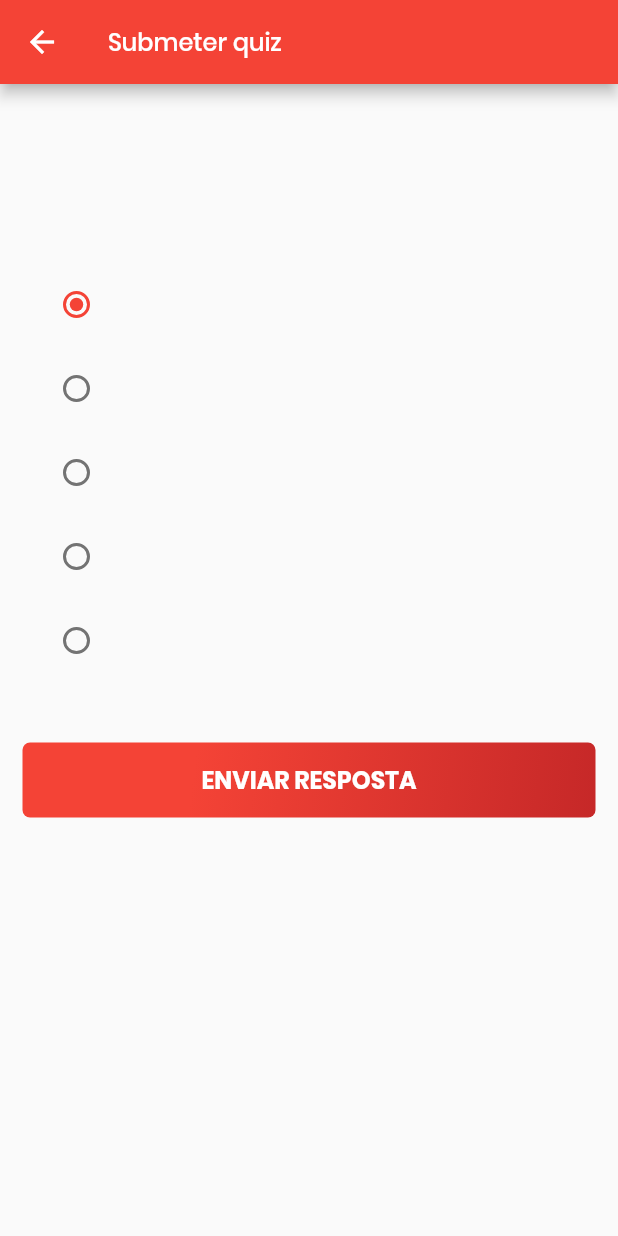
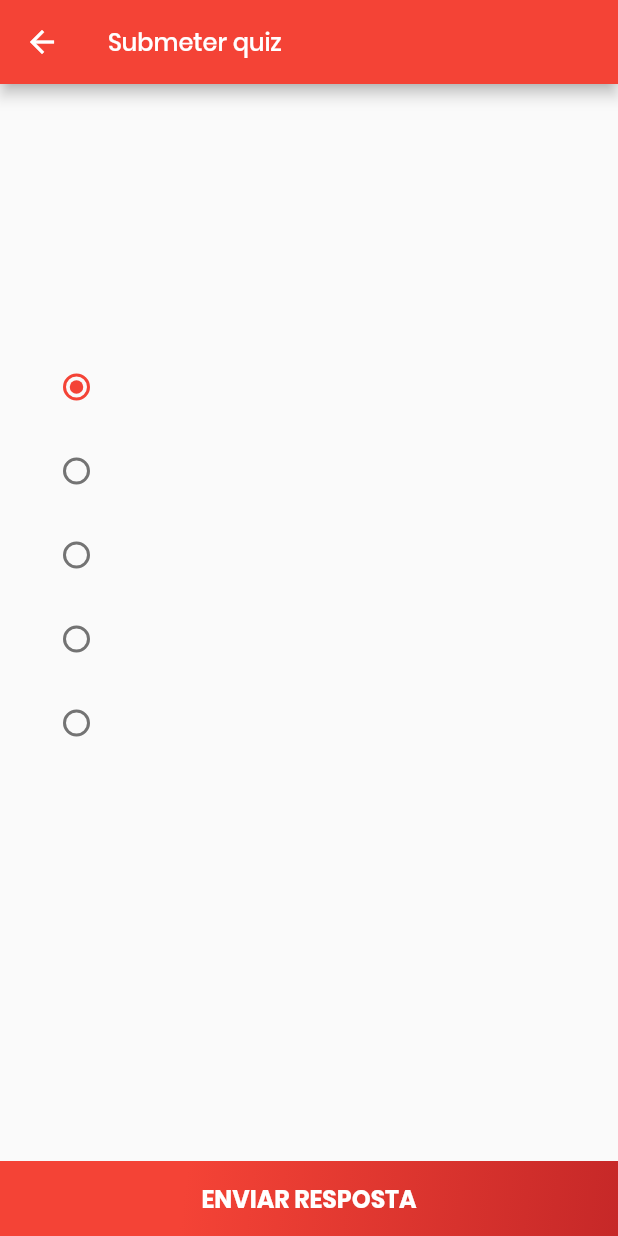
Before and after one commit to CompCult/compcult-mobile, a Flutter app: the QuizSubmit screen opened directly with empty values, on a phone screen of 412 x 824 dp. Run offline on Flutter 3.47's test engine with Material 2 defaults, Android fonts, the phone set to English and light mode, and no system bars; our stand-ins replace dio, image_picker.

Commit message:
Corrigido bug do layout

```diff
--- a/lib/pages/quiz_submit.dart
+++ b/lib/pages/quiz_submit.dart
@@ -49,10 +49,13 @@ class _QuizSubmitState extends State<QuizSubmit> {
                   fontSize: 16,
                 ),
               ),
-              SizedBox(
+              const SizedBox(
                 height: 20,
               ),
-              Text(
+              Container(
+                height: 80,
+                child: SingleChildScrollView(
+                  child: Text(
                     "${widget.quiz.description}",
                     textAlign: TextAlign.center,
                     style: TextStyle(
@@ -61,30 +64,39 @@ class _QuizSubmitState extends State<QuizSubmit> {
                       color: Colors.black54,
                     ),
                   ),
-              const SizedBox(
-                height: 25,
+                ),
+              ),
+              SizedBox(
+                height: 20,
               ),
             ],
           ),
           _buildQuizForm(),
-          const SizedBox(
-            height: 40,
-          ),
-          _buildButtonSubmit("ENVIAR RESPOSTA", userId),
+          // const SizedBox(
+          //   height: 20,
+          // ),
         ],
       ),
+      // bottomNavigationBar: _buildButtonSubmit("ENVIAR RESPOSTA", userId),
+      bottomSheet: _buildButtonSubmit("ENVIAR RESPOSTA", userId),
     );
   }
 
   Widget _buildQuizForm() {
-    return Column(
+    return ConstrainedBox(
+      constraints: BoxConstraints(
+        maxHeight: 275,
+      ),
+      child: ListView(
+        children: <Widget>[
+          Column(
             children: <Widget>[
               RadioListTile(
                 groupValue: _alternative,
                 value: 'a',
                 title: Text(
                   widget.quiz.alternativeA,
-            style: TextStyle(fontFamily: "Poppins", fontSize: 15),
+                  style: TextStyle(fontFamily: "Poppins", fontSize: 13),
                 ),
                 onChanged: (value) => setState(() {
                   _alternative = value;
@@ -95,7 +107,7 @@ class _QuizSubmitState extends State<QuizSubmit> {
                 value: 'b',
                 title: Text(
                   widget.quiz.alternativeB,
-            style: TextStyle(fontFamily: "Poppins", fontSize: 15),
+                  style: TextStyle(fontFamily: "Poppins", fontSize: 13),
                 ),
                 onChanged: (value) => setState(() {
                   _alternative = value;
@@ -106,7 +118,7 @@ class _QuizSubmitState extends State<QuizSubmit> {
                 value: 'c',
                 title: Text(
                   widget.quiz.alternativeC,
-            style: TextStyle(fontFamily: "Poppins", fontSize: 15),
+                  style: TextStyle(fontFamily: "Poppins", fontSize: 13),
                 ),
                 onChanged: (value) => setState(() {
                   _alternative = value;
@@ -117,7 +129,7 @@ class _QuizSubmitState extends State<QuizSubmit> {
                 value: 'd',
                 title: Text(
                   widget.quiz.alternativeD,
-            style: TextStyle(fontFamily: "Poppins", fontSize: 15),
+                  style: TextStyle(fontFamily: "Poppins", fontSize: 13),
                 ),
                 onChanged: (value) => setState(() {
                   _alternative = value;
@@ -128,13 +140,16 @@ class _QuizSubmitState extends State<QuizSubmit> {
                 value: 'e',
                 title: Text(
                   widget.quiz.alternativeE,
-            style: TextStyle(fontFamily: "Poppins", fontSize: 15),
+                  style: TextStyle(fontFamily: "Poppins", fontSize: 13),
                 ),
                 onChanged: (value) => setState(() {
                   _alternative = value;
                 }),
               ),
             ],
+          ),
+        ],
+      ),
     );
   }
 
@@ -152,9 +167,9 @@ class _QuizSubmitState extends State<QuizSubmit> {
             Color(0XFFc62828),
           ],
         ),
-        borderRadius: BorderRadius.all(
-          Radius.circular(5),
-        ),
+        // borderRadius: BorderRadius.all(
+        //   Radius.circular(5),
+        // ),
       ),
       child: SizedBox.expand(
         child: FlatButton(
```
Lines whose indentation alone changed are shown as unchanged.
